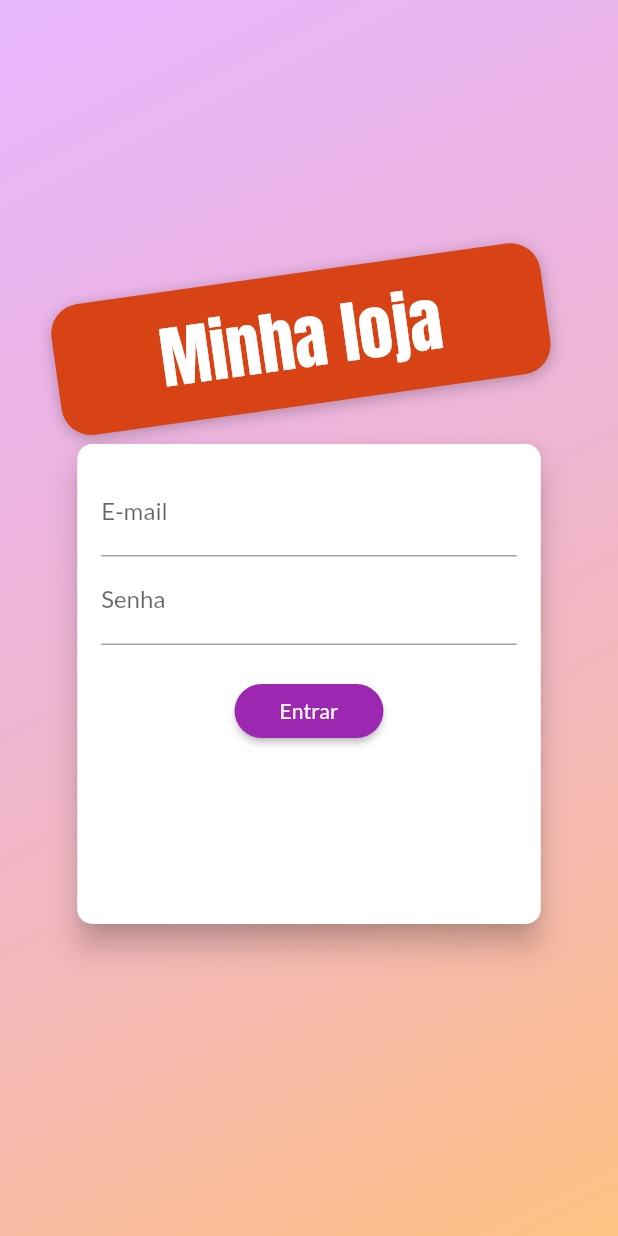
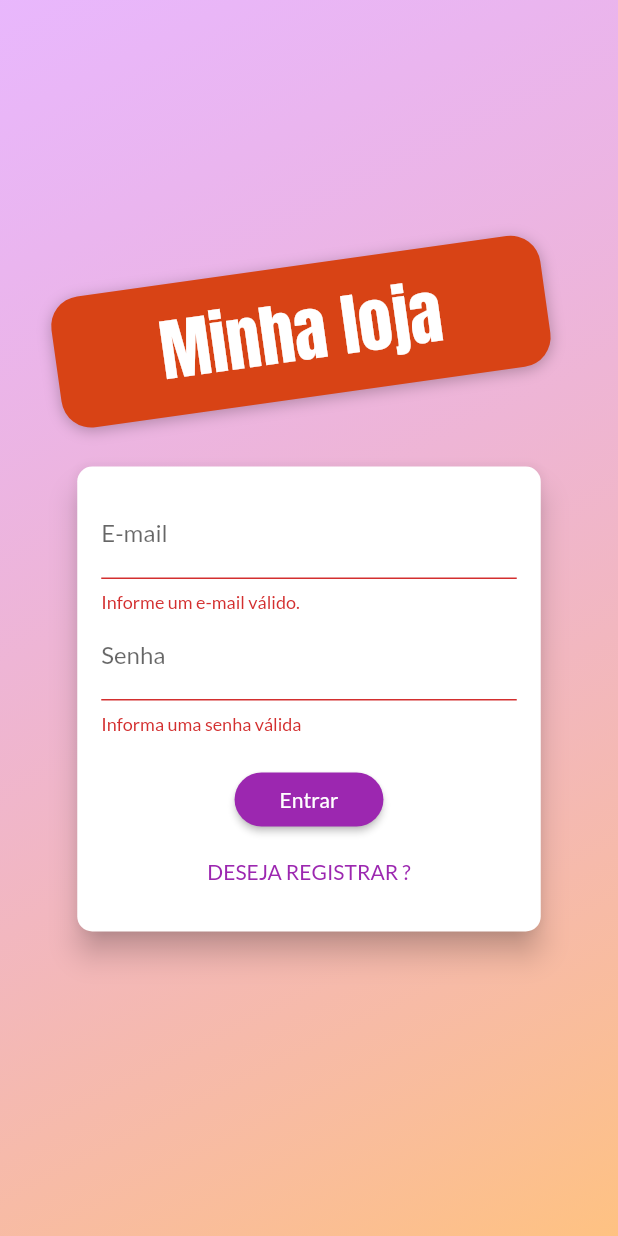
Before and after one commit to ademir2011/app04.4animations, a Flutter app: the screen it shows after launch, after a tap on "Entrar", on a phone screen of 412 x 824 dp. Run offline on Flutter 3.47's test engine with Material 2 defaults, Android fonts, the phone set to English and light mode, and no system bars; our stand-ins replace shared_preferences; network calls fail.

```diff
--- a/lib/components/auth_form.dart
+++ b/lib/components/auth_form.dart
@@ -1,8 +1,9 @@
+import 'package:app04shop/exceptions/auth_exception.dart';
+import 'package:app04shop/models/auth.dart';
 import 'package:flutter/material.dart';
+import 'package:provider/provider.dart';
 
 enum AuthMode { Signup, Login }
-
-void _submit() {}
 
 class AuthForm extends StatefulWidget {
   const AuthForm({Key? key}) : super(key: key);
@@ -13,11 +14,66 @@ class AuthForm extends StatefulWidget {
 
 class _AuthFormState extends State<AuthForm> {
   final _passwordController = TextEditingController();
+  final _formKey = GlobalKey<FormState>();
+  bool _isLoading = false;
   AuthMode _authMode = AuthMode.Login;
   Map<String, String> _authData = {
     'email': '',
     'password': '',
   };
+
+  bool _isLogin() => _authMode == AuthMode.Login;
+  bool _isSignup() => _authMode == AuthMode.Signup;
+
+  void _switchAuthMode() {
+    setState(() {
+      if (_isLogin()) {
+        _authMode = AuthMode.Signup;
+      } else {
+        _authMode = AuthMode.Login;
+      }
+    });
+  }
+
+  void _showErrorDialog(String msg) {
+    showDialog(
+      context: context,
+      builder: (ctx) => AlertDialog(
+        title: Text('Occoreu um erro'),
+        content: Text(msg),
+        actions: [
+          TextButton(
+            onPressed: () => Navigator.of(context).pop(),
+            child: Text('Fechar'),
+          ),
+        ],
+      ),
+    );
+  }
+
+  Future<void> _submit() async {
+    final isValid = _formKey.currentState?.validate() ?? false;
+    if (!isValid) {
+      return;
+    }
+
+    setState(() => _isLoading = true);
+    _formKey.currentState?.save();
+    Auth auth = Provider.of(context, listen: false);
+
+    try {
+      if (_isLogin()) {
+        await auth.login(_authData['email']!, _authData['password']!);
+      } else {
+        await auth.signup(_authData['email']!, _authData['password']!);
+      }
+    } on AuthException catch (error) {
+      _showErrorDialog(error.toString());
+    } catch (error) {
+      _showErrorDialog('Ocorreu um erro inesperado');
+    }
+    setState(() => _isLoading = false);
+  }
 
   @override
   Widget build(BuildContext context) {
@@ -28,10 +84,11 @@ class _AuthFormState extends State<AuthForm> {
         borderRadius: BorderRadius.circular(10),
       ),
       child: Container(
-        height: 320,
+        height: _isLogin() ? 310 : 400,
         width: deviceSize.width * 0.75,
         padding: const EdgeInsets.all(16),
         child: Form(
+          key: _formKey,
           child: Column(
             children: [
               TextFormField(
@@ -61,12 +118,12 @@ class _AuthFormState extends State<AuthForm> {
                   return null;
                 },
               ),
-              if (_authMode == AuthMode.Signup)
+              if (_isSignup())
                 TextFormField(
                   decoration: InputDecoration(labelText: 'Coonfirmar Senha'),
                   keyboardType: TextInputType.emailAddress,
                   obscureText: true,
-                  validator: _authMode == AuthMode.Login
+                  validator: _isLogin()
                       ? null
                       : (_password) {
                           final password = _password ?? '';
@@ -77,6 +134,9 @@ class _AuthFormState extends State<AuthForm> {
                         },
                 ),
               SizedBox(height: 20),
+              if (_isLoading)
+                CircularProgressIndicator()
+              else
                 ElevatedButton(
                   onPressed: _submit,
                   child: Text(_authMode == AuthMode.Login ? 'Entrar' : 'Registrar'),
@@ -89,6 +149,13 @@ class _AuthFormState extends State<AuthForm> {
                       vertical: 8,
                     ),
                   ),
+                ),
+              Spacer(),
+              TextButton(
+                onPressed: _switchAuthMode,
+                child: Text(
+                  _isLogin() ? 'DESEJA REGISTRAR ?' : 'JÁ POSSUI CONTA?',
+                ),
               )
             ],
           ),
--- a/lib/components/product_grid_item.dart
+++ b/lib/components/product_grid_item.dart
@@ -1,3 +1,4 @@
+import 'package:app04shop/models/auth.dart';
 import 'package:app04shop/models/cart.dart';
 import 'package:app04shop/models/product.dart';
 import 'package:app04shop/pages/product_detail_page.dart';
@@ -12,6 +13,7 @@ class ProductGridItem extends StatelessWidget {
   Widget build(BuildContext context) {
     final product = Provider.of<Product>(context, listen: false);
     final cart = Provider.of<Cart>(context, listen: false);
+    final auth = Provider.of<Auth>(context, listen: false);
     return ClipRRect(
       borderRadius: BorderRadius.circular(10),
       child: GridTile(
@@ -30,7 +32,7 @@ class ProductGridItem extends StatelessWidget {
             builder: (ctx, product, _) => IconButton(
               icon: Icon(product.isFavorite ? Icons.favorite : Icons.favorite_border),
               onPressed: () {
-                product.toggleFavorite();
+                product.toggleFavorite(auth.token ?? '', auth.userId ?? '');
               },
               color: Theme.of(context).accentColor,
             ),
--- /dev/null
+++ b/lib/data/store.dart
@@ -0,0 +1,32 @@
+import 'dart:convert';
+
+import 'package:shared_preferences/shared_preferences.dart';
+
+class Store {
+  static Future<bool> saveString(String key, String value) async {
+    final prefs = await SharedPreferences.getInstance();
+    return prefs.setString(key, value);
+  }
+
+  static Future<bool> saveMap(String key, Map<String, dynamic> value) async {
+    return saveString(key, jsonEncode(value));
+  }
+
+  static Future<String> getString(String key, [String defaultValue = '']) async {
+    final prefs = await SharedPreferences.getInstance();
+    return prefs.getString(key) ?? defaultValue;
+  }
+
+  static Future<Map<String, dynamic>> getMap(String key) async {
+    try {
+      return jsonDecode(await getString(key));
+    } catch (_) {
+      return {};
+    }
+  }
+
+  static Future<bool> remove(String key) async {
+    final prefs = await SharedPreferences.getInstance();
+    return prefs.remove(key);
+  }
+}
--- /dev/null
+++ b/lib/exceptions/auth_exception.dart
@@ -0,0 +1,18 @@
+class AuthException implements Exception {
+  static const Map<String, String> errors = {
+    'EMAIL_EXISTS': 'E-mail já cadastrado',
+    'OPERATION_NOT_ALLOWED': 'Operação não permitida',
+    'TOO_MANY_ATTEMPTS_TRY_LATER': 'Acesso bloqueado temporariamente. tente mais tarde.',
+    'EMAIL_NOT_FOUND': 'E-mail nõa encontrado',
+    'INVALID_PASSWORD': 'Senha informada não confere',
+    'USER_DISABLED': 'A conta do usuário foi desabilitada.',
+  };
+
+  final String key;
+  AuthException(this.key);
+
+  @override
+  String toString() {
+    return errors[key] ?? 'Ocorreu um erro no processo de autenticação';
+  }
+}
--- a/lib/main.dart
+++ b/lib/main.dart
@@ -1,6 +1,9 @@
+import 'package:app04shop/models/auth.dart';
 import 'package:app04shop/models/cart.dart';
+import 'package:app04shop/models/order.dart';
 import 'package:app04shop/models/order_list.dart';
 import 'package:app04shop/models/product_list.dart';
+import 'package:app04shop/pages/auth_or_home_page.dart';
 import 'package:app04shop/pages/auth_page.dart';
 import 'package:app04shop/pages/cart_page.dart';
 import 'package:app04shop/pages/orders_page.dart';
@@ -25,13 +28,30 @@ class MyApp extends StatelessWidget {
     return MultiProvider(
       providers: [
         ChangeNotifierProvider(
+          create: (_) => Auth(),
+        ),
+        ChangeNotifierProxyProvider<Auth, ProductList>(
           create: (_) => ProductList(),
+          update: (ctx, auth, previous) {
+            return ProductList(
+              auth.token ?? '',
+              auth.userId ?? '',
+              previous?.items ?? [],
+            );
+          },
+        ),
+        ChangeNotifierProxyProvider<Auth, OrderList>(
+          create: (_) => OrderList(),
+          update: (ctx, auth, previous) {
+            return OrderList(
+              auth.token ?? '',
+              auth.userId ?? '',
+              previous?.items ?? [],
+            );
+          },
         ),
         ChangeNotifierProvider(
           create: (_) => Cart(),
-        ),
-        ChangeNotifierProvider(
-          create: (_) => OrderList(),
         ),
       ],
       child: MaterialApp(
@@ -43,8 +63,7 @@ class MyApp extends StatelessWidget {
         ),
         debugShowCheckedModeBanner: false,
         routes: {
-          AppRoutes.AUTH: (ctx) => const AuthPage(),
-          AppRoutes.HOME: (ctx) => const ProductsOverviewPage(),
+          AppRoutes.AUTH_OR_HOME: (ctx) => const AuthOrHomePage(),
           AppRoutes.PRODUCT_DETAUL: (ctx) => const ProductDetailPage(),
           AppRoutes.CART: (ctx) => const CartPage(),
           AppRoutes.ORDERS: (ctx) => const OrdersPage(),
--- /dev/null
+++ b/lib/models/auth.dart
@@ -0,0 +1,120 @@
+import 'dart:async';
+import 'dart:convert';
+
+import 'package:app04shop/data/store.dart';
+import 'package:app04shop/exceptions/auth_exception.dart';
+import 'package:flutter/material.dart';
+import 'package:http/http.dart' as http;
+
+class Auth with ChangeNotifier {
+  String? _token;
+  String? _email;
+  String? _userId;
+  DateTime? _expiryDate;
+  Timer? _logoutTimer;
+
+  bool get isAuth {
+    final isValid = _expiryDate?.isAfter(DateTime.now()) ?? false;
+    return _token != null && isValid;
+  }
+
+  String? get token {
+    return isAuth ? _token : null;
+  }
+
+  String? get email {
+    return isAuth ? _email : null;
+  }
+
+  String? get userId {
+    return isAuth ? _userId : null;
+  }
+
+  Future<void> _authenticate(String email, String password, String urlFragment) async {
+    final url = 'https://identitytoolkit.googleapis.com/v1/accounts:$urlFragment?key=[API_KEY]';
+    final response = await http.post(
+      (Uri.parse(url)),
+      body: jsonEncode({
+        'email': email,
+        'password': password,
+        'returnSecureToken': true,
+      }),
+    );
+
+    final body = jsonDecode(response.body);
+
+    if (body['error'] != null) {
+      throw AuthException(body['error']['message']);
+    } else {
+      _token = body['idToken'];
+      _email = body['email'];
+      _userId = body['localId'];
+
+      _expiryDate = DateTime.now().add(
+        Duration(
+          seconds: int.parse(
+            body['expiresIn'],
+          ),
+        ),
+      );
+
+      Store.saveMap('userData', {
+        'token': _token,
+        'email': _email,
+        'userId': _userId,
+        'expiryDate': _expiryDate!.toIso8601String(),
+      });
+
+      _autoLogout();
+      notifyListeners();
+    }
+  }
+
+  Future<void> signup(String email, String password) async {
+    return _authenticate(email, password, 'signUp');
+  }
+
+  Future<void> login(String email, String password) async {
+    return _authenticate(email, password, 'signIpWithPassword');
+  }
+
+  Future<void> tryAutoLogin() async {
+    if (isAuth) {
+      return;
+    }
+
+    final userData = await Store.getMap('userData');
+
+    if (userData.isEmpty) return;
+
+    final expiryDate = DateTime.parse(userData['expiryDate']);
+
+    if (expiryDate.isBefore(DateTime.now())) return;
+
+    _token = userData['token'];
+    _email = userData['email'];
+    _token = userData['token'];
+    _expiryDate = expiryDate;
+  }
+
+  void logout() {
+    _token = null;
+    _email = null;
+    _userId = null;
+    _expiryDate = null;
+    _clearLogoutTimer();
+    Store.remove('userData');
+    notifyListeners();
+  }
+
+  void _clearLogoutTimer() {
+    _logoutTimer?.cancel();
+    _logoutTimer = null;
+  }
+
+  void _autoLogout() {
+    _clearLogoutTimer();
+    final timeToLogout = _expiryDate?.difference(DateTime.now()).inSeconds;
+    _logoutTimer = Timer(Duration(seconds: timeToLogout ?? 0), logout);
+  }
+}
--- a/lib/models/order_list.dart
+++ b/lib/models/order_list.dart
@@ -10,6 +10,10 @@ import 'package:http/http.dart' as http;
 
 class OrderList with ChangeNotifier {
   List<Order> _items = [];
+  final String _token;
+  final String _userId;
+
+  OrderList([this._token = '', this._userId = '', this._items = const []]);
 
   List<Order> get items {
     return [..._items];
@@ -20,13 +24,13 @@ class OrderList with ChangeNotifier {
   }
 
   Future<void> loadOrders() async {
-    _items.clear();
-    final response = await http.get(Uri.parse('${Constants.ORDER_BASE_URL}.json'));
+    List<Order> items = [];
+    final response = await http.get(Uri.parse('${Constants.ORDER_BASE_URL}/$_userId.json?auth=$_token'));
     if (response.body == 'null') return;
     Map<String, dynamic> data = jsonDecode(response.body);
     data.forEach(
       (orderId, orderData) {
-        _items.add(
+        items.add(
           Order(
             id: orderId,
             date: DateTime.parse(orderData['data']),
@@ -44,13 +48,14 @@ class OrderList with ChangeNotifier {
         );
       },
     );
+    _items = items.reversed.toList();
     notifyListeners();
   }
 
   Future<void> addOrder(Cart cart) async {
     final date = DateTime.now();
     final response = await http.post(
-      Uri.parse('${Constants.ORDER_BASE_URL}.json'),
+      Uri.parse('${Constants.ORDER_BASE_URL}/$_userId.json?auth=$_token'),
       body: jsonEncode(
         {
           'total': cart.totalAmount,
--- a/lib/models/product_list.dart
+++ b/lib/models/product_list.dart
@@ -8,10 +8,18 @@ import 'package:flutter/material.dart';
 import 'package:http/http.dart' as http;
 
 class ProductList with ChangeNotifier {
+  final String _token;
+  final String _userId;
   List<Product> _items = [];
 
   List<Product> get items => [..._items];
   List<Product> get favoriteItems => _items.where((prod) => prod.isFavorite).toList();
+
+  ProductList([
+    this._token = '',
+    this._userId = '',
+    this._items = const [],
+  ]);
 
   int get itemsCount {
     return _items.length;
@@ -19,11 +27,20 @@ class ProductList with ChangeNotifier {
 
   Future<void> loadProducts() async {
     _items.clear();
-    final response = await http.get(Uri.parse('${Constants.PRODUCT_BASE_URL}.json'));
+
+    final response = await http.get(Uri.parse('${Constants.PRODUCT_BASE_URL}.json?auth=$_token'));
     if (response.body == 'null') return;
+
+    final favResponse = await http.get(
+      Uri.parse('${Constants.USER_FAVORITES_URL}/$_userId.json?auth=$_token'),
+    );
+
+    Map<String, dynamic> favData = favResponse.body == 'null' ? {} : jsonDecode(favResponse.body);
+
     Map<String, dynamic> data = jsonDecode(response.body);
     data.forEach(
       (productId, productData) {
+        final isFavorite = favData[productId] ?? false;
         _items.add(
           Product(
             id: productData['id'],
@@ -59,7 +76,7 @@ class ProductList with ChangeNotifier {
 
   Future<void> addProduct(Product product) async {
     final response = await http.post(
-      Uri.parse('${Constants.PRODUCT_BASE_URL}.json'),
+      Uri.parse('${Constants.PRODUCT_BASE_URL}.json?auth=$_token'),
       body: jsonEncode(
         {
           "name": product.name,
@@ -88,7 +105,7 @@ class ProductList with ChangeNotifier {
     int index = _items.indexWhere((p) => p.id == product.id);
     if (index >= 0) {
       await http.patch(
-        Uri.parse('${Constants.PRODUCT_BASE_URL}/${product.id}.json'),
+        Uri.parse('${Constants.PRODUCT_BASE_URL}/${product.id}.json?auth=$_token'),
         body: jsonEncode(
           {
             "name": product.name,
@@ -111,7 +128,7 @@ class ProductList with ChangeNotifier {
       _items.remove(product);
       notifyListeners();
       final response = await http.delete(
-        Uri.parse('${Constants.PRODUCT_BASE_URL}/${product.id}.json'),
+        Uri.parse('${Constants.PRODUCT_BASE_URL}/${product.id}.json?auth=$_token'),
       );
 
       if (response.statusCode >= 400) {
--- /dev/null
+++ b/lib/pages/auth_or_home_page.dart
@@ -0,0 +1,30 @@
+import 'package:app04shop/models/auth.dart';
+import 'package:app04shop/pages/auth_page.dart';
+import 'package:app04shop/pages/products_overview_page.dart';
+import 'package:flutter/material.dart';
+import 'package:provider/provider.dart';
+
+class AuthOrHomePage extends StatelessWidget {
+  const AuthOrHomePage({Key? key}) : super(key: key);
+
+  @override
+  Widget build(BuildContext context) {
+    Auth auth = Provider.of(context);
+    return FutureBuilder(
+      future: auth.tryAutoLogin(),
+      builder: (ctx, snapshot) {
+        if (snapshot.connectionState == ConnectionState.waiting) {
+          return Center(
+            child: CircularProgressIndicator(),
+          );
+        } else if (snapshot.error != null) {
+          return Center(
+            child: Text('Ocorreu um erro'),
+          );
+        } else {
+          return auth.isAuth ? ProductsOverviewPage() : AuthPage();
+        }
+      },
+    );
+  }
+}
--- a/lib/pages/auth_page.dart
+++ b/lib/pages/auth_page.dart
@@ -30,6 +30,9 @@ class AuthPage extends StatelessWidget {
               crossAxisAlignment: CrossAxisAlignment.center,
               children: [
                 Container(
+                  margin: EdgeInsets.only(
+                    bottom: 20,
+                  ),
                   padding: const EdgeInsets.symmetric(vertical: 10, horizontal: 70),
                   transform: Matrix4.rotationZ(-8 * pi / 180)..translate(-10.0),
                   decoration: BoxDecoration(
--- a/lib/utils/app_routes.dart
+++ b/lib/utils/app_routes.dart
@@ -1,6 +1,5 @@
 class AppRoutes {
-  static const AUTH = '/';
-  static const HOME = '/home';
+  static const AUTH_OR_HOME = '/';
   static const PRODUCT_DETAUL = '/product-detail';
   static const CART = '/cart';
   static const ORDERS = '/orders';
--- a/lib/utils/constants.dart
+++ b/lib/utils/constants.dart
@@ -1,4 +1,5 @@
 class Constants {
+  static const USER_FAVORITES_URL = 'https://shop-firebase-fada0-default-rtdb.firebaseio.com/userFavorites';
   static const PRODUCT_BASE_URL = 'https://shop-firebase-fada0-default-rtdb.firebaseio.com/products';
   static const ORDER_BASE_URL = 'https://shop-firebase-fada0-default-rtdb.firebaseio.com/orders';
 }
--- a/pubspec.yaml
+++ b/pubspec.yaml
@@ -32,6 +32,7 @@ dependencies:
   provider: ^6.0.2
   intl: ^0.17.0
   http: ^0.13.4
+  shared_preferences: ^2.0.12
 
 
   # The following adds the Cupertino Icons font to your application.
```
Also changed, not shown: lib/components/app_drawer.dart (+12 -1 lines), lib/models/product.dart (+4 -8 lines), pubspec.lock. Lines whose indentation alone changed are shown as unchanged.
